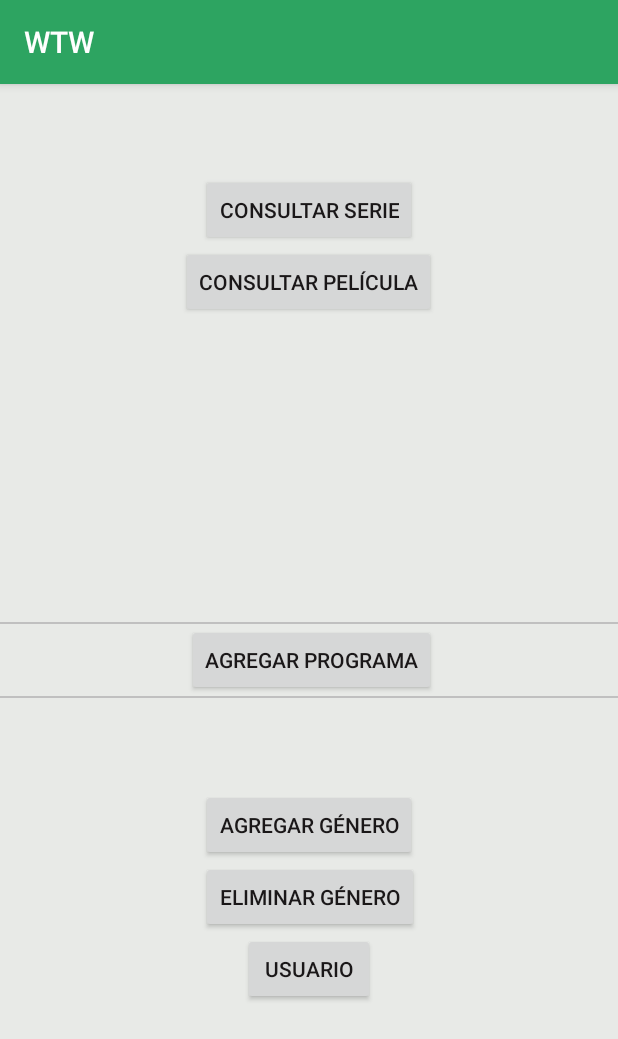
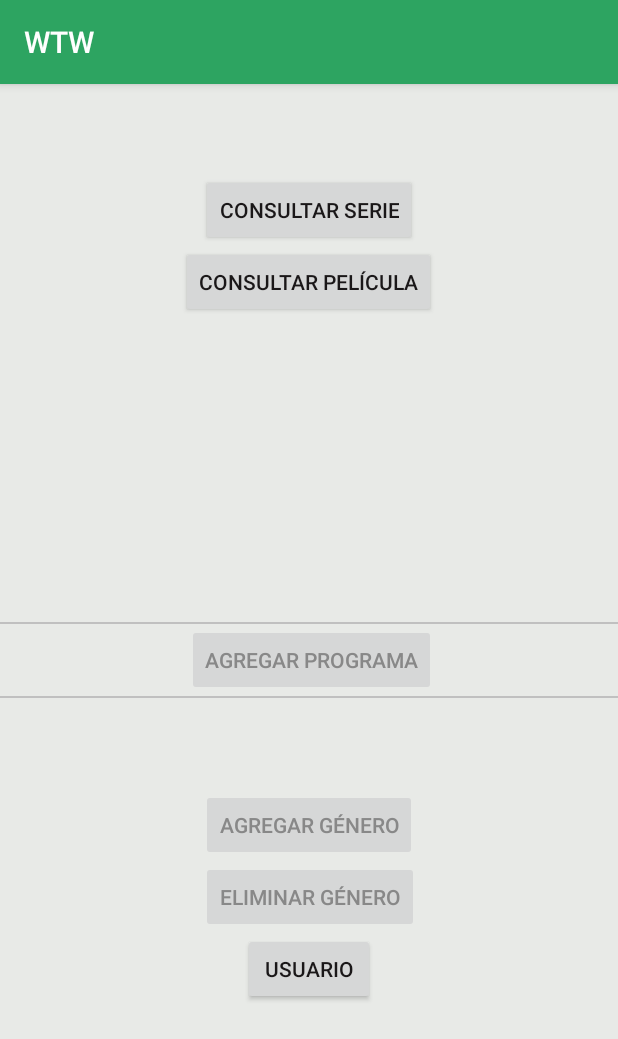
Before and after one commit to camilonar/WTW, an Android app: the screen it shows after launch (MainActivity), on a phone screen of 412 x 824 dp. Shown: the top 1039 px of the screen. Run offline under Robolectric (Android 15) with nearby library versions, the phone set to English and light mode, and no system bars; Roboto replaces fonts that are not available here.

Commit message:
Se deshabilitan ciertas opciones cuando el usuario no ha iniciado sesión

```diff
--- a/app/src/main/java/epiphany_soft/wtw/Activities/MainActivity.java
+++ b/app/src/main/java/epiphany_soft/wtw/Activities/MainActivity.java
@@ -1,11 +1,14 @@
 package epiphany_soft.wtw.Activities;
 
 import android.content.Intent;
+import android.graphics.Color;
 import android.os.Bundle;
 import android.support.v7.app.AppCompatActivity;
 import android.view.View;
+import android.widget.Button;
 
 import epiphany_soft.wtw.Activities.Series.ActivityConsultarSerie;
+import epiphany_soft.wtw.Negocio.Sesion;
 import epiphany_soft.wtw.R;
 
 public class MainActivity extends AppCompatActivity{
@@ -14,6 +17,45 @@ public class MainActivity extends AppCompatActivity{
     protected void onCreate(Bundle savedInstanceState) {
         super.onCreate(savedInstanceState);
         setContentView(R.layout.activity_main);
+    }
+
+    @Override
+    public void onResume(){
+        super.onResume();
+        hideWhenNoSesion();
+        showWhenSesion();
+    }
+
+    public void hideWhenNoSesion(){
+        if (!Sesion.getInstance().isActiva()){
+            Button b = (Button) findViewById(R.id.btnGenero);
+            hide(b);
+            b= (Button) findViewById(R.id.btnEliminarGenero);
+            hide(b);
+            b = (Button) findViewById(R.id.btnAgregarPrograma);
+            hide(b);
+        }
+    }
+
+    public void showWhenSesion(){
+        if (Sesion.getInstance().isActiva()){
+            Button b = (Button) findViewById(R.id.btnGenero);
+            show(b);
+            b= (Button) findViewById(R.id.btnEliminarGenero);
+            show(b);
+            b = (Button) findViewById(R.id.btnAgregarPrograma);
+            show(b);
+        }
+    }
+
+    private void hide(View v){
+        v.setEnabled(false);
+        ((Button)v).setTextColor(Color.GRAY);
+    }
+
+    private void show(View v){
+        v.setEnabled(true);
+        ((Button)v).setTextColor(getResources().getColor(R.color.colorButtonText));
     }
 
     public void onClickConsultar(View v){
```
